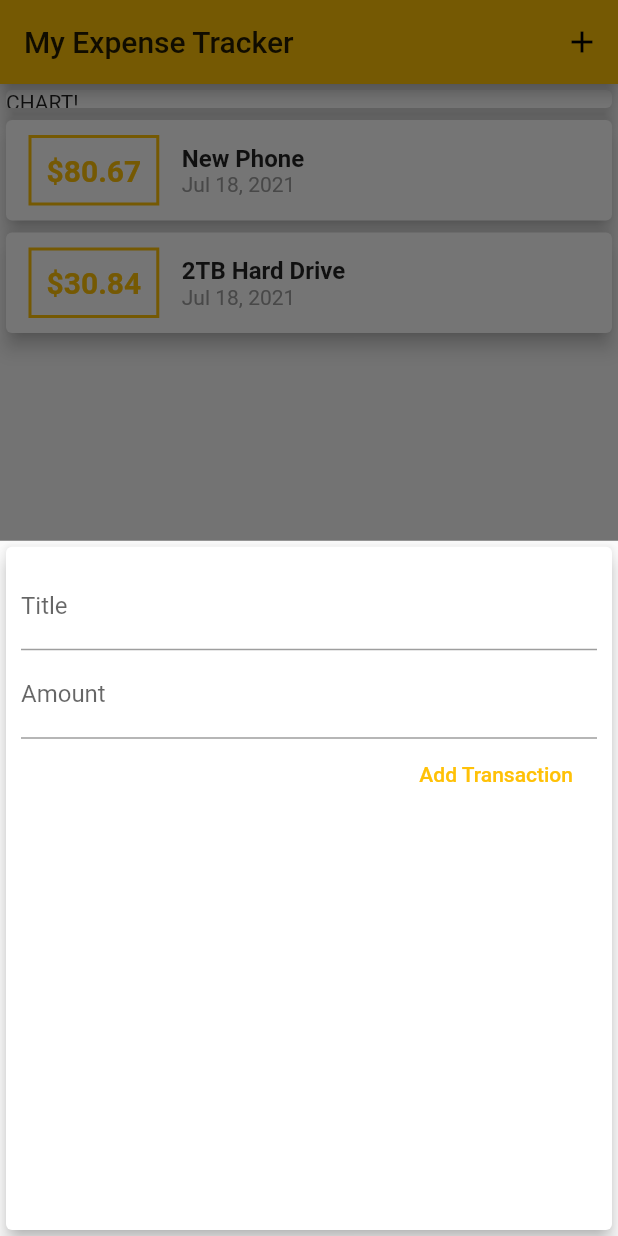
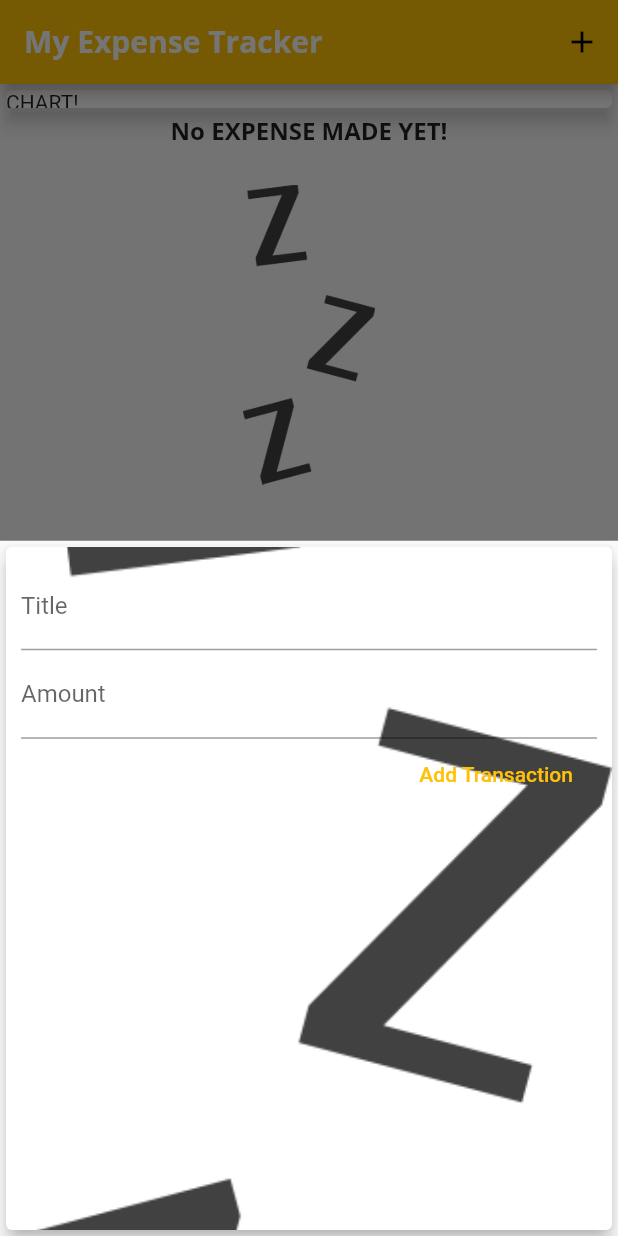
Before and after one commit to vyktoremario/flutter_expense_tracker, a Flutter app: the screen it shows after launch, after a tap on the "add" icon, on a phone screen of 412 x 824 dp. Run offline on Flutter 3.47's test engine with Material 2 defaults, Android fonts, the phone set to English and light mode, and no system bars.

Commit message:
Added custom fonts and images

```diff
--- a/lib/main.dart
+++ b/lib/main.dart
@@ -15,9 +15,25 @@ class MyApp extends StatelessWidget {
       debugShowCheckedModeBanner: false,
       title: 'My Expense Tracker',
       theme: ThemeData(
-        primarySwatch: Colors.amber,
-        accentColor: Colors.green,
-      ),
+          primarySwatch: Colors.amber,
+          accentColor: Colors.green,
+          fontFamily: 'Quicksand',
+          textTheme: ThemeData.light().textTheme.copyWith(
+                title: TextStyle(
+                  fontFamily: 'OpenSans',
+                  fontSize: 16,
+                  fontWeight: FontWeight.bold,
+                ),
+              ),
+          appBarTheme: AppBarTheme(
+            textTheme: ThemeData.light().textTheme.copyWith(
+                  title: TextStyle(
+                    fontFamily: 'OpenSans',
+                    fontSize: 20,
+                    fontWeight: FontWeight.bold,
+                  ),
+                ),
+          )),
       home: MyHomePage(),
     );
   }
@@ -33,18 +49,18 @@ class MyHomePage extends StatefulWidget {
 
 class _MyHomePageState extends State<MyHomePage> {
   final List<Transaction> _userTransactions = [
-    Transaction(
-      id: 't1',
-      title: 'New Phone',
-      amount: 80.67,
-      date: DateTime.now(),
-    ),
-    Transaction(
-      id: 't2',
-      title: '2TB Hard Drive',
-      amount: 30.84,
-      date: DateTime.now(),
-    )
+    // Transaction(
+    //   id: 't1',
+    //   title: 'New Phone',
+    //   amount: 80.67,
+    //   date: DateTime.now(),
+    // ),
+    // Transaction(
+    //   id: 't2',
+    //   title: '2TB Hard Drive',
+    //   amount: 30.84,
+    //   date: DateTime.now(),
+    // )
   ];
 
   void _addTransaction(String txTitle, double txAmount) {
--- a/lib/widgets/new_transaction.dart
+++ b/lib/widgets/new_transaction.dart
@@ -33,6 +33,12 @@ class _NewTransactionState extends State<NewTransaction> {
     return Card(
       elevation: 5,
       child: Container(
+        decoration: BoxDecoration(
+          image: DecorationImage(
+            image: AssetImage('assets/images/waiting.png'),
+            fit: BoxFit.cover,
+          ),
+        ),
         padding: EdgeInsets.all(10),
         child: Column(
           crossAxisAlignment: CrossAxisAlignment.end,
--- a/lib/widgets/transaction_list.dart
+++ b/lib/widgets/transaction_list.dart
@@ -11,7 +11,26 @@ class TransactionList extends StatelessWidget {
   Widget build(BuildContext context) {
     return Container(
       height: 300,
-      child: ListView.builder(
+      child: userTransactions.isEmpty
+          ? Column(
+              children: <Widget>[
+                Text(
+                  'No EXPENSE MADE YET!',
+                  style: Theme.of(context).textTheme.title,
+                ),
+                SizedBox(
+                  height: 25,
+                ),
+                Container(
+                  height: 200,
+                  child: Image.asset(
+                    'assets/images/waiting.png',
+                    fit: BoxFit.cover,
+                  ),
+                ),
+              ],
+            )
+          : ListView.builder(
               itemBuilder: (ctx, index) {
                 return Card(
                   elevation: 5,
@@ -43,13 +62,11 @@ class TransactionList extends StatelessWidget {
                         children: <Widget>[
                           Text(
                             userTransactions[index].title,
-                      style: TextStyle(
-                        fontWeight: FontWeight.bold,
-                        fontSize: 16,
-                      ),
+                            style: Theme.of(context).textTheme.title,
                           ),
                           Text(
-                        DateFormat.yMMMd().format(userTransactions[index].date),
+                              DateFormat.yMMMd()
+                                  .format(userTransactions[index].date),
                               style: TextStyle(
                                 fontWeight: FontWeight.w400,
                                 color: Colors.grey,
```
Also changed, not shown: pubspec.yaml (+15 -8 lines), assets/fonts/OpenSans-Bold.ttf (added), assets/fonts/OpenSans-Regular.ttf (added), assets/fonts/Quicksand-Bold.ttf (added), assets/fonts/Quicksand-Light.ttf (added), assets/fonts/Quicksand-Medium.ttf (added), assets/fonts/Quicksand-Regular.ttf (added), assets/images/waiting.png (added). Lines whose indentation alone changed are shown as unchanged.
